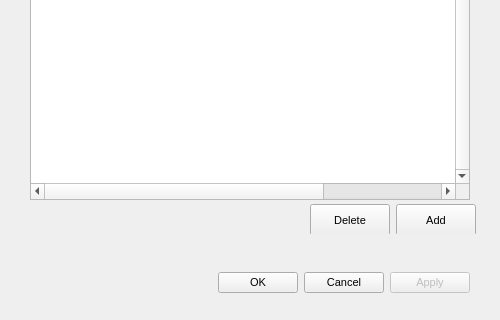
meganz/MEGAsync, file Source/MEGASync/gui/macx/SettingsDialog.ui: the form before one commit; both pictures show x 0 to 500 and y 273 to 593 of the 500 by 593 pixel window.
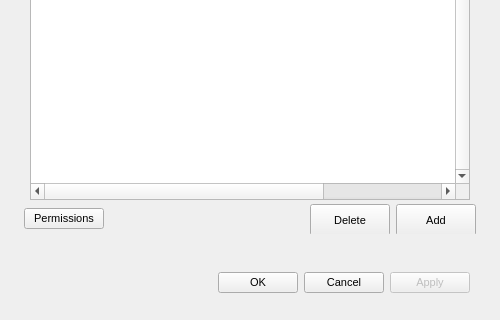
The form after the commit. The open tabs and pages were chosen to show the change. Icons and pictures are not drawn.

Commit message: Added permission options to Settings Dialog

Diff of the .ui file:
```diff
--- a/Source/MEGASync/gui/macx/SettingsDialog.ui
+++ b/Source/MEGASync/gui/macx/SettingsDialog.ui
@@ -1826,6 +1826,13 @@
                </property>
               </spacer>
              </item>
+             <item>
+              <widget class="QPushButton" name="bPermissions">
+               <property name="text">
+                <string>Permissions</string>
+               </property>
+              </widget>
+             </item>
             </layout>
            </widget>
           </item>
```
The commit also changes 4 other files.
